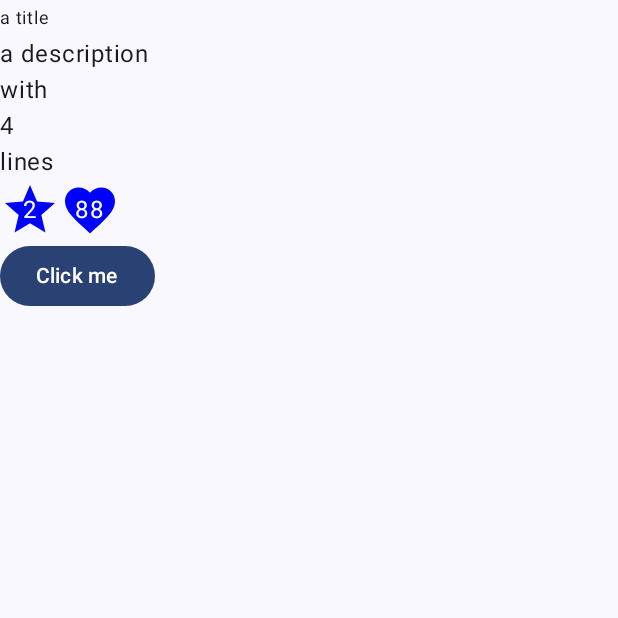
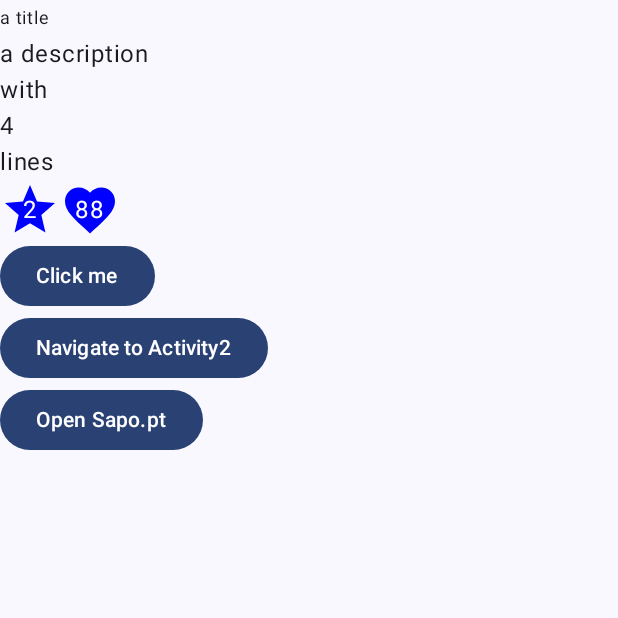
Before and after one commit to isel-leic-pdm/2526i, an Android app built with Jetpack Compose: the screen it shows after launch (MainActivity), on a phone screen of 412 x 824 dp, the top half of it. Run offline under Robolectric (Android 15) with nearby library versions, the phone set to English and light mode, and no system bars.

Commit message:
added intent navigation

```diff
--- a/51N/Hello/app/src/main/AndroidManifest.xml
+++ b/51N/Hello/app/src/main/AndroidManifest.xml
@@ -12,6 +12,11 @@
         android:supportsRtl="true"
         android:theme="@style/Theme.FirstApp">
         <activity
+            android:name=".Activity2"
+            android:exported="false"
+            android:label="@string/title_activity_2"
+            android:theme="@style/Theme.FirstApp" />
+        <activity
             android:name=".MainActivity"
             android:exported="true"
             android:label="@string/app_name"
--- a/51N/Hello/app/src/main/java/pt/isel/pdm/firstapp/MainActivity.kt
+++ b/51N/Hello/app/src/main/java/pt/isel/pdm/firstapp/MainActivity.kt
@@ -1,5 +1,7 @@
 package pt.isel.pdm.firstapp
 
+import android.content.Intent
+import android.net.Uri
 import android.os.Bundle
 import android.util.Log
 import androidx.activity.ComponentActivity
@@ -72,6 +74,7 @@ class MainActivity : ComponentActivity() {
                     modifier = Modifier.fillMaxSize(),
                 )
                 { innerPadding ->
+                    Column {
                         Post(
                             title = "a title",
                             description = "a description\nwith\n4\nlines",
@@ -79,6 +82,23 @@ class MainActivity : ComponentActivity() {
                             hearts = 88,
                             modifier = Modifier.padding(innerPadding)
                         )
+                        Button(onClick = {
+                            val intent = Intent(this@MainActivity, Activity2::class.java)
+                            startActivity(intent)
+                        }) {
+                            Text("Navigate to Activity2")
+                        }
+
+                        Button(onClick = {
+                            val intent = Intent(Intent.ACTION_VIEW, Uri.parse("http://www.sapo.pt"))
+                            startActivity(intent)
+                        })
+                        {
+                            Text("Open Sapo.pt")
+                        }
+
+
+                    }
                 }
             }
         }
--- a/51N/Hello/app/src/main/res/values/strings.xml
+++ b/51N/Hello/app/src/main/res/values/strings.xml
@@ -1,3 +1,4 @@
 <resources>
     <string name="app_name">FirstApp</string>
+    <string name="title_activity_2">Activity2</string>
 </resources>
```
Also changed, not shown: 51N/Hello/app/src/main/java/pt/isel/pdm/firstapp/Activity2.kt (added, +31 -0 lines). Lines whose indentation alone changed are shown as unchanged.
